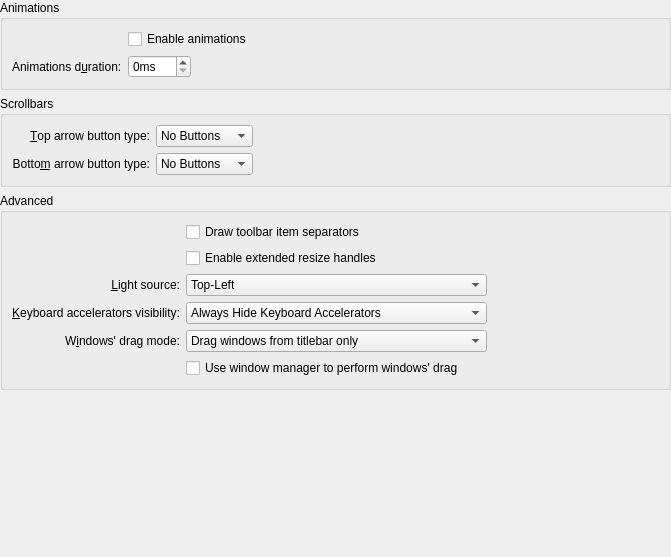
The window that kstyle/config/ui/breezestyleconfig.ui (Luwx/Lightly) describes before a commit, drawn with Qt 5.
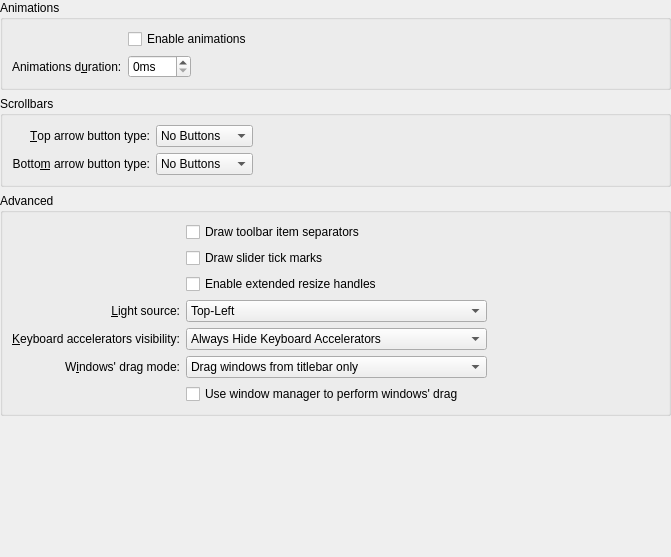
The same window after the commit. Custom widgets are drawn as their Qt base class.

Commit message: Added option to not draw sliders tick marks

The edit to the form file:
```diff
--- a/kstyle/config/ui/breezestyleconfig.ui
+++ b/kstyle/config/ui/breezestyleconfig.ui
@@ -164,14 +164,14 @@
       <string>Advanced</string>
      </property>
      <layout class="QGridLayout" name="gridLayout_3">
-      <item row="6" column="1" colspan="2">
+      <item row="7" column="1" colspan="2">
        <widget class="QCheckBox" name="_useWMMoveResize">
         <property name="text">
          <string>Use window manager to perform windows' drag</string>
         </property>
        </widget>
       </item>
-      <item row="4" column="0">
+      <item row="5" column="0">
        <widget class="QLabel" name="_mnemonicsLabel">
         <property name="text">
          <string>&amp;Keyboard accelerators visibility:</string>
@@ -184,7 +184,7 @@
         </property>
        </widget>
       </item>
-      <item row="5" column="1" colspan="2">
+      <item row="6" column="1" colspan="2">
        <widget class="KComboBox" name="_windowDragMode">
         <item>
          <property name="text">
@@ -203,7 +203,7 @@
         </item>
        </widget>
       </item>
-      <item row="4" column="1" colspan="2">
+      <item row="5" column="1" colspan="2">
        <widget class="KComboBox" name="_mnemonicsMode">
         <item>
          <property name="text">
@@ -222,14 +222,14 @@
         </item>
        </widget>
       </item>
-      <item row="1" column="1" rowspan="2" colspan="2">
+      <item row="2" column="1" rowspan="2" colspan="2">
        <widget class="QCheckBox" name="_splitterProxyEnabled">
         <property name="text">
          <string>Enable extended resize handles</string>
         </property>
        </widget>
       </item>
-      <item row="5" column="0">
+      <item row="6" column="0">
        <widget class="QLabel" name="_windowDragLabel">
         <property name="sizePolicy">
          <sizepolicy hsizetype="Preferred" vsizetype="Preferred">
@@ -255,7 +255,7 @@
         </property>
        </widget>
       </item>
-      <item row="3" column="0">
+      <item row="4" column="0">
        <widget class="QLabel" name="_lightSourceLabel">
         <property name="text">
          <string>&amp;Light source:</string>
@@ -268,7 +268,7 @@
         </property>
        </widget>
       </item>
-      <item row="3" column="1" colspan="2">
+      <item row="4" column="1" colspan="2">
        <widget class="QComboBox" name="_lightSource">
         <item>
          <property name="text">
@@ -287,7 +287,7 @@
         </item>
        </widget>
       </item>
-      <item row="3" column="3">
+      <item row="4" column="3">
        <spacer name="horizontalSpacer_3">
         <property name="orientation">
          <enum>Qt::Horizontal</enum>
@@ -300,6 +300,13 @@
         </property>
        </spacer>
       </item>
+      <item row="1" column="1" colspan="2">
+       <widget class="QCheckBox" name="_sliderDrawTickMarks">
+        <property name="text">
+         <string>Draw slider tick marks</string>
+        </property>
+       </widget>
+      </item>
      </layout>
     </widget>
    </item>
```
The commit also changes 3 other files.
